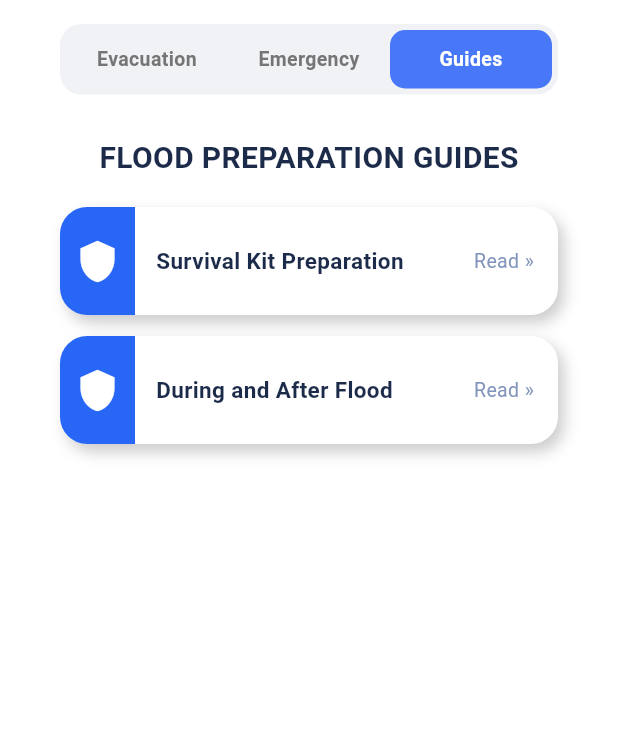
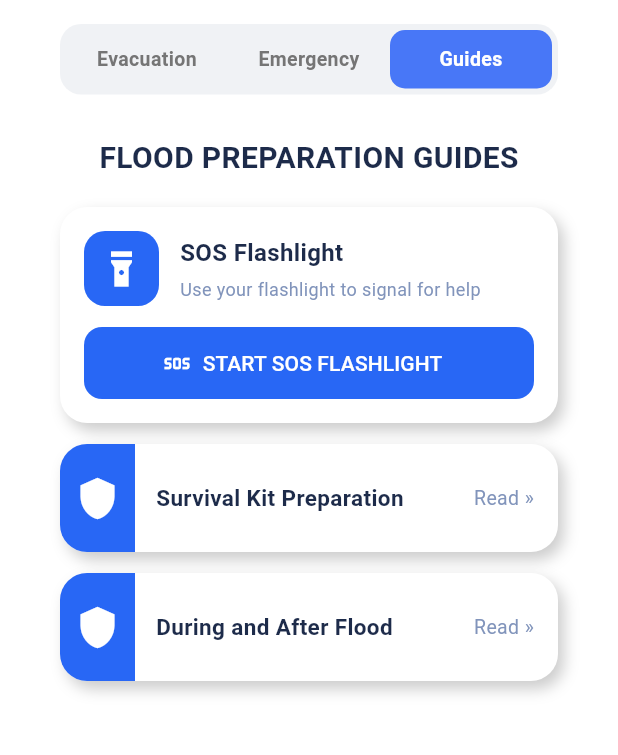
Before and after one commit to Mangobject-oriented/DETECT-CO, a Flutter app: the EvacuateTab screen opened directly, swiped to page 3, on a phone screen of 412 x 824 dp, the part 111-866 px from its top. Run offline on Flutter 3.47's test engine with Material 3 defaults, Android fonts, the phone set to English and light mode, and no system bars; our stand-ins replace curved_navigation_bar, firebase_core, firebase_database, firebase_messaging, flutter_local_notifications, flutter_map and 3 more; missing offline and left inert: torch_flashlight; accounts and stored records are empty; network calls fail.

Commit message:
Added SOS flashlight to Guides

```diff
--- a/lib/pages/evacuate.dart
+++ b/lib/pages/evacuate.dart
@@ -1,5 +1,6 @@
 import 'package:flutter/material.dart';
 import 'package:flutter/services.dart';
+import 'package:torch_flashlight/torch_flashlight.dart';
 
 import 'package:detectco/main.dart'; // for isDarkModeNotifier
 import 'package:detectco/pages/survival_kit_prep.dart';
@@ -19,8 +20,76 @@ class _EvacuateTabState extends State<EvacuateTab> {
   late final PageController _pageController =
       PageController(initialPage: _selectedSection);
 
+  // =====================================================
+  // SOS FLASHLIGHT
+  // =====================================================
+
+  bool _isSosActive = false;
+
+  Future<void> _startSosFlashlight() async {
+    try {
+      final bool isAvailable =
+          await TorchFlashlight.isTorchFlashlightAvailable();
+
+      if (!isAvailable) {
+        if (!mounted) return;
+
+        ScaffoldMessenger.of(context).showSnackBar(
+          const SnackBar(
+            content: Text(
+              'Flashlight is not available on this device.',
+            ),
+          ),
+        );
+
+        return;
+      }
+
+      await TorchFlashlight.startSOS();
+
+      if (!mounted) return;
+
+      setState(() {
+        _isSosActive = true;
+      });
+    } catch (e) {
+      if (!mounted) return;
+
+      ScaffoldMessenger.of(context).showSnackBar(
+        const SnackBar(
+          content: Text(
+            'Unable to start SOS flashlight.',
+          ),
+        ),
+      );
+    }
+  }
+
+  Future<void> _stopSosFlashlight() async {
+    try {
+      await TorchFlashlight.stopSOS();
+
+      if (!mounted) return;
+
+      setState(() {
+        _isSosActive = false;
+      });
+    } catch (e) {
+      if (!mounted) return;
+
+      ScaffoldMessenger.of(context).showSnackBar(
+        const SnackBar(
+          content: Text(
+            'Unable to stop SOS flashlight.',
+          ),
+        ),
+      );
+    }
+  }
+
   @override
   void dispose() {
+    TorchFlashlight.stopSOS();
     _pageController.dispose();
     super.dispose();
   }
@@ -459,6 +528,115 @@ class _EvacuateTabState extends State<EvacuateTab> {
   }
 
   // =====================================================
+  // SOS FLASHLIGHT CARD
+  // =====================================================
+
+  Widget _sosFlashlightCard(bool isDarkMode) {
+    return Container(
+      width: double.infinity,
+      margin: const EdgeInsets.only(bottom: 14),
+      padding: const EdgeInsets.all(16),
+      decoration: BoxDecoration(
+        color: isDarkMode
+            ? const Color(0xFF303030)
+            : Colors.white,
+        borderRadius: BorderRadius.circular(18),
+        boxShadow: [
+          BoxShadow(
+            color: Colors.black.withOpacity(0.20),
+            blurRadius: 8,
+            offset: const Offset(4, 5),
+          ),
+        ],
+      ),
+      child: Column(
+        crossAxisAlignment: CrossAxisAlignment.start,
+        children: [
+          Row(
+            children: [
+              Container(
+                width: 50,
+                height: 50,
+                decoration: BoxDecoration(
+                  color: _isSosActive
+                      ? const Color(0xFFFF3035)
+                      : const Color(0xFF2867F5),
+                  borderRadius: BorderRadius.circular(14),
+                ),
+                child: const Icon(
+                  Icons.flashlight_on,
+                  color: Colors.white,
+                  size: 28,
+                ),
+              ),
+              const SizedBox(width: 14),
+              Expanded(
+                child: Column(
+                  crossAxisAlignment: CrossAxisAlignment.start,
+                  children: [
+                    Text(
+                      'SOS Flashlight',
+                      style: TextStyle(
+                        fontSize: 16,
+                        fontWeight: FontWeight.bold,
+                        color: isDarkMode
+                            ? Colors.white
+                            : const Color(0xFF1D2B4A),
+                      ),
+                    ),
+                    const SizedBox(height: 4),
+                    Text(
+                      _isSosActive
+                          ? 'SOS signal is active'
+                          : 'Use your flashlight to signal for help',
+                      style: TextStyle(
+                        fontSize: 12,
+                        color: isDarkMode
+                            ? Colors.grey[400]
+                            : const Color(0xFF8194BB),
+                      ),
+                    ),
+                  ],
+                ),
+              ),
+            ],
+          ),
+          const SizedBox(height: 14),
+          SizedBox(
+            width: double.infinity,
+            height: 48,
+            child: ElevatedButton.icon(
+              onPressed: _isSosActive
+                  ? _stopSosFlashlight
+                  : _startSosFlashlight,
+              icon: Icon(
+                _isSosActive
+                    ? Icons.stop_circle
+                    : Icons.sos,
+              ),
+              label: Text(
+                _isSosActive
+                    ? 'STOP SOS'
+                    : 'START SOS FLASHLIGHT',
+              ),
+              style: ElevatedButton.styleFrom(
+                backgroundColor: _isSosActive
+                    ? const Color(0xFFFF3035)
+                    : const Color(0xFF2867F5),
+                foregroundColor: Colors.white,
+                elevation: 0,
+                shape: RoundedRectangleBorder(
+                  borderRadius: BorderRadius.circular(12),
+                ),
+              ),
+            ),
+          ),
+        ],
+      ),
+    );
+  }
+
+  // =====================================================
   // SECTION CONTENT
   // =====================================================
 
@@ -534,6 +712,13 @@ class _EvacuateTabState extends State<EvacuateTab> {
         'FLOOD PREPARATION GUIDES',
         isDarkMode,
       ),
+
+      // =====================================================
+      // SOS FLASHLIGHT
+      // =====================================================
+
+      _sosFlashlightCard(isDarkMode),
+
       _guideCard(
         'Survival Kit Preparation',
         isDarkMode,
--- a/pubspec.yaml
+++ b/pubspec.yaml
@@ -49,6 +49,7 @@ dependencies:
   flutter_local_notifications: ^22.3.0
 
   curved_navigation_bar: ^1.0.3
+  torch_flashlight: ^0.0.3
 dev_dependencies:
   flutter_test:
     sdk: flutter
```
Also changed, not shown: lib/pages/map.dart (+107 -112 lines), pubspec.lock, 5 other files.
